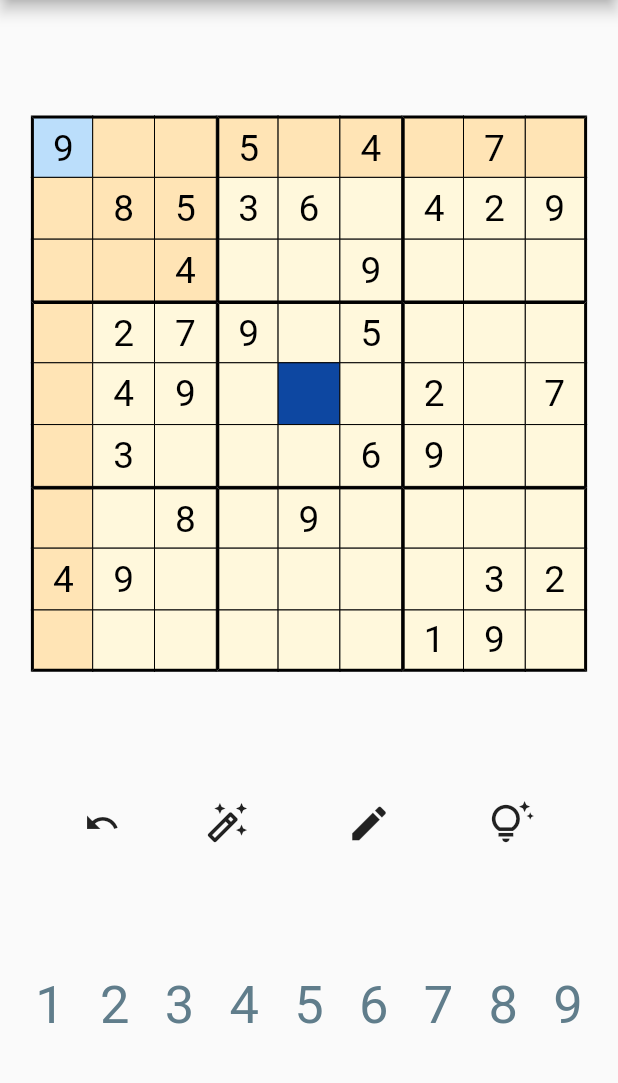
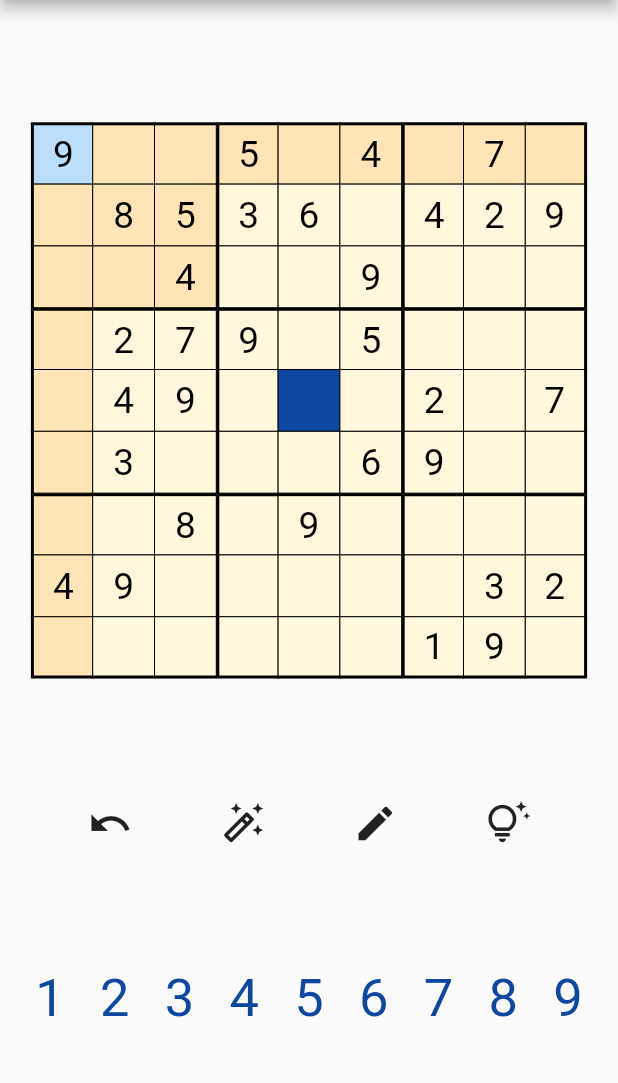
Before and after one commit to hoshiimai/anumber, a Flutter app: the screen it shows after launch, on a phone screen of 412 x 824 dp, the part 84-1167 px from its top. Run offline on Flutter 3.47's test engine with Material 2 defaults, Android fonts, the phone set to English and light mode, and no system bars.

Commit message:
button state editing

```diff
--- a/lib/components/cell.dart
+++ b/lib/components/cell.dart
@@ -33,13 +33,13 @@ class Cell extends StatelessWidget {
 
   @override
   Widget build(BuildContext context) {
-    var _screenSize = MediaQuery.of(context).size;
+    var screenSize = MediaQuery.of(context).size;
 
     return GestureDetector(
       onTap: onTap,
       child: SizedBox(
-        width: (_screenSize.width)/10,
-        height: (_screenSize.width)/10,
+        width: (screenSize.width)/10,
+        height: (screenSize.width)/10,
         child: Container(
           decoration: BoxDecoration(
             color
@@ -82,7 +82,7 @@ class Cell extends StatelessWidget {
               number == 0 ? '' : number.toString(),
               style: TextStyle(
                 color: inputNum ? Colors.blue[900] : Colors.black,
-                fontSize: (_screenSize.width)*3/50
+                fontSize: (screenSize.width)*3/50
               ),
             ),
           ),
--- a/lib/components/numbers.dart
+++ b/lib/components/numbers.dart
@@ -4,10 +4,10 @@ class ControlButton extends StatelessWidget {
   ControlButton({
     super.key,
     required this.onTap,
+    required this.onPress,
   });
   final Function(int number) onTap;
-  final List<int> numberTexts = [1, 2, 3, 4, 5, 6, 7, 8, 9];
-  static bool editPressing = false;
+  final Function() onPress;
 
   @override
   Widget build(BuildContext context) {
@@ -16,21 +16,19 @@ class ControlButton extends StatelessWidget {
       children: [
         GestureDetector(
           onTap: () => onTap(0),
-          child: const Icon(Icons.undo),
+          child: const Icon(Icons.undo, size: 30.0),
         ),
-        const Icon(
-          Icons.auto_fix_high_outlined,
-          size: 30.0,
+        GestureDetector(
+          onTap: () => onTap(0),
+          child: const Icon(Icons.auto_fix_high_outlined, size: 30.0),
         ),
-        IconButton(
-          icon: const Icon(Icons.mode_edit, size: 30.0,),
-          onPressed: () {
-            editPressing = true;
-          },
+        GestureDetector(
+          onTap: () => onPress(),
+          child: const Icon(Icons.mode_edit_outline, size: 30.0),
         ),
-        const Icon(
-          Icons.tips_and_updates_outlined,
-          size: 30.0,
+        GestureDetector(
+          onTap: () => onTap(0),
+          child: const Icon(Icons.tips_and_updates_outlined, size: 30.0),
         ),
       ],
     );
@@ -41,10 +39,11 @@ class Numbers extends StatelessWidget {
   Numbers({
     super.key,
     required this.onTap,
+    required this.isPress,
   });
   final Function(int number) onTap;
+  final bool isPress;
   final List<int> numberTexts = [1, 2, 3, 4, 5, 6, 7, 8, 9];
-  static bool editPressing = false;
 
   @override
   Widget build(BuildContext context) {
@@ -62,9 +61,8 @@ class Numbers extends StatelessWidget {
       onTap: () => onTap(number),
       child: Text(
         number.toString(),
-        style: const TextStyle(
-          color: Colors.blueGrey,
-          // color: editPressing ? Colors.blueGrey : Colors.blue[900],
+        style: TextStyle(
+          color: isPress ? Colors.blueGrey : Colors.blue[900],
           fontSize: 35,
         ),
       ),
--- a/lib/sudoku.dart
+++ b/lib/sudoku.dart
@@ -9,7 +9,6 @@ class Sudoku extends StatefulWidget {
   // ignore: library_private_types_in_public_api
   _SudokuState createState() => _SudokuState();
 }
-
 class _SudokuState extends State<Sudoku> {
   List<List<int>> init = [
     [9, 0, 0, 5, 0, 4, 0, 7, 0],
@@ -71,6 +70,7 @@ class _SudokuState extends State<Sudoku> {
     'y': 0,
   };
 
+  bool isEdit = false;
 
   @override
   Widget build(BuildContext context) {
@@ -94,14 +94,16 @@ class _SudokuState extends State<Sudoku> {
         ),
         ControlButton(
           onTap: (int number) {
-            if (init[_selected['y']][_selected['x']] == 0) {
-              setState(() {
-                data[_selected['y']][_selected['x']] = number;
-              });
-            }
+
           },
+          onPress: () {
+            setState(() {
+              isEdit = !isEdit;
+            });
+          } ,
         ),
         Numbers(
+          isPress: isEdit,
           onTap: (int number) {
             if (init[_selected['y']][_selected['x']] == 0) {
               setState(() {
```
